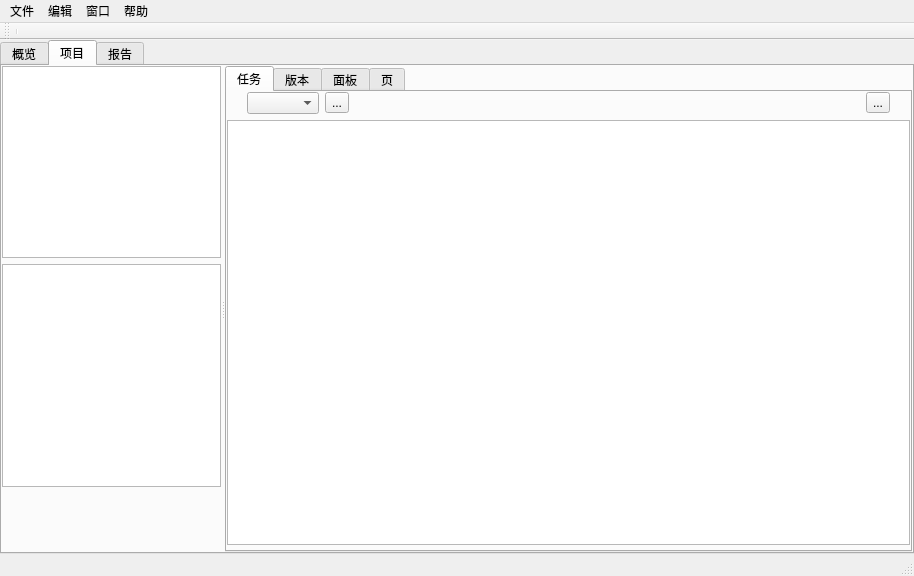
This is UI/PM_Anim_MainWin.ui in IvanYangYangXi/Anim_ProjectManage as Qt 5 draws it before an edit. The edited form follows.
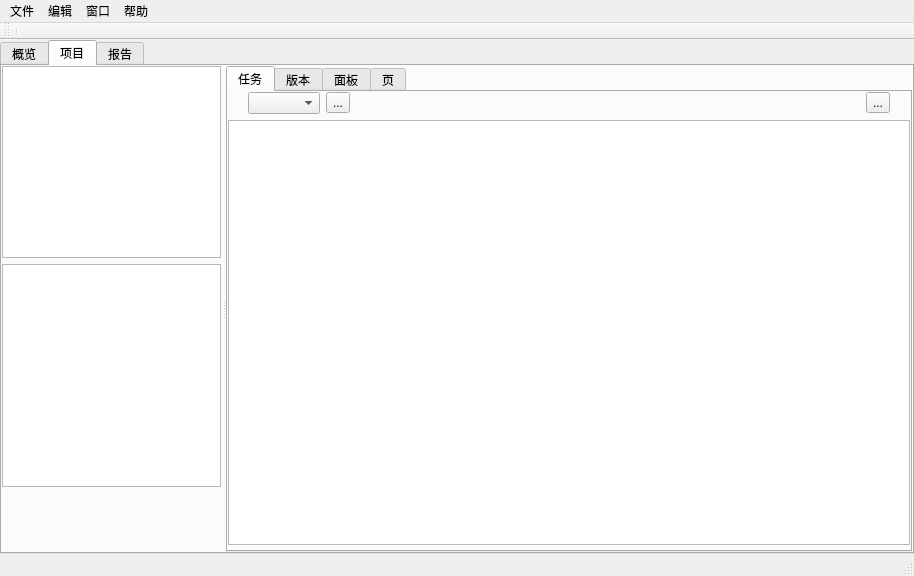
This is the edited form.

What changed in the file:
```diff
--- a/UI/PM_Anim_MainWin.ui
+++ b/UI/PM_Anim_MainWin.ui
@@ -30,7 +30,7 @@
     <item>
      <layout class="QHBoxLayout" name="horizontalLayout_Centralwidget">
       <property name="spacing">
-       <number>3</number>
+       <number>0</number>
       </property>
       <item>
        <widget class="QTabWidget" name="tabWidget">
@@ -222,9 +222,15 @@
           </property>
           <item>
            <widget class="QSplitter" name="splitter_2">
+            <property name="lineWidth">
+             <number>1</number>
+            </property>
             <property name="orientation">
              <enum>Qt::Horizontal</enum>
             </property>
+            <property name="handleWidth">
+             <number>5</number>
+            </property>
             <widget class="QWidget" name="verticalLayoutWidget_4">
              <layout class="QVBoxLayout" name="verticalLayout_5" stretch="0,16,0,0">
               <property name="bottomMargin">
```
Left out of the diff: 24 changed lines with no effect on the pictures.
